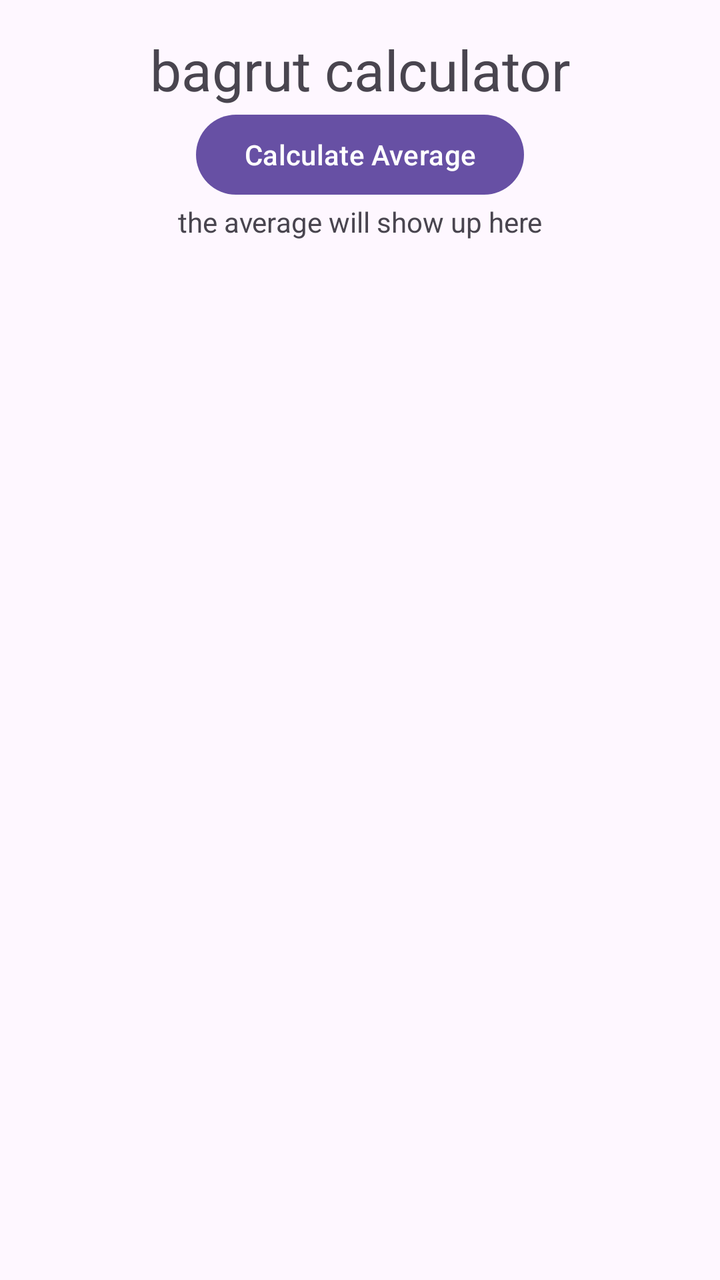
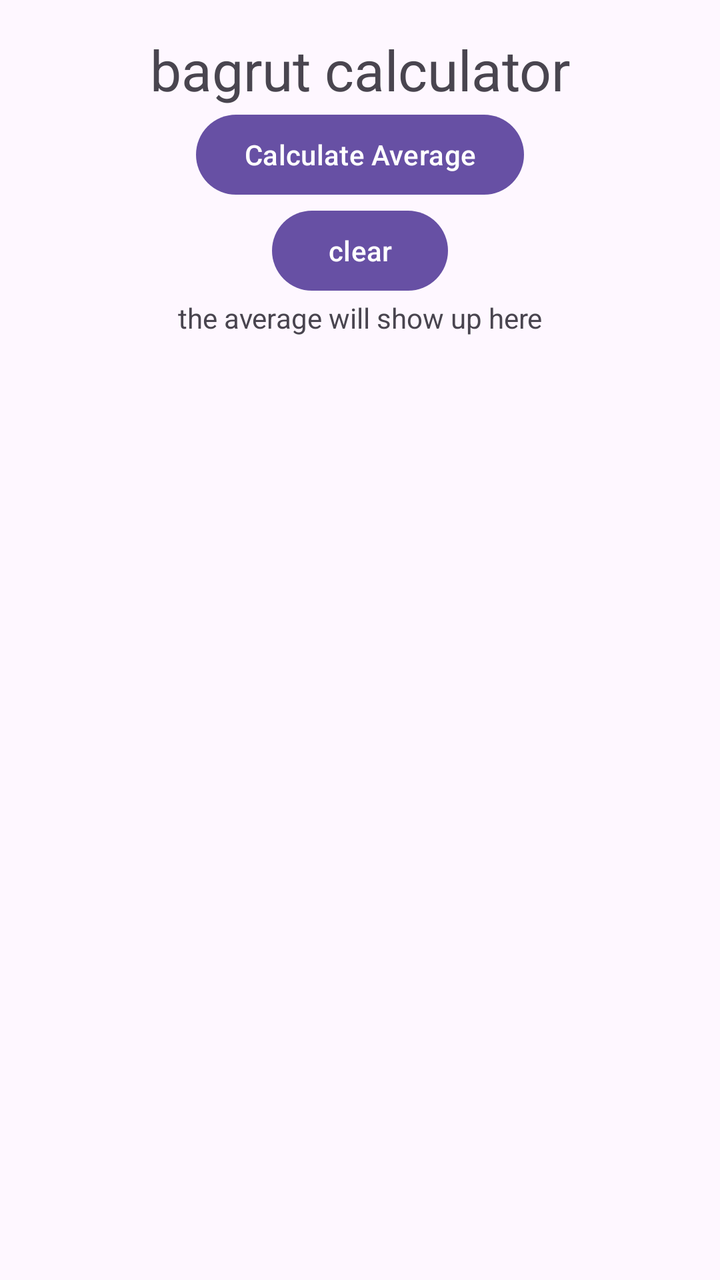

An Android layout rendered at two revisions. The XML below is the earlier revision; the diff shows what the commit changed to produce the second picture.
<!-- AndroidManifest.xml: application theme Theme.GradeAverage -->
<!-- res/layout/activity_main.xml -->
<?xml version="1.0" encoding="utf-8"?>
<LinearLayout xmlns:android="http://schemas.android.com/apk/res/android"
    android:id="@+id/main"
    android:layout_width="match_parent"
    android:layout_height="match_parent"
    android:orientation="vertical"
    android:padding="16dp">


    <TextView
        android:id="@+id/tvTitle"
        android:layout_width="match_parent"
        android:layout_height="wrap_content"
        android:textSize="28sp"
        android:gravity="center"
        android:text="bagrut calculator" />
    <LinearLayout
        android:layout_width="match_parent"
        android:layout_height="wrap_content"
        android:orientation="vertical"
        android:id="@+id/subjectsLayout">
    </LinearLayout>
    <Button
        android:id="@+id/btnCalc"
        android:layout_width="wrap_content"
        android:layout_height="wrap_content"
        android:layout_gravity="center"
        android:text="Calculate Average" />
    <TextView
        android:id="@+id/tvResult"
        android:layout_width="match_parent"
        android:layout_height="wrap_content"
        android:text="the average will show up here"
        android:gravity="center"/>

</LinearLayout>
<!-- resources referenced by this layout -->
<resources>
  <style name="Theme.GradeAverage" parent="Base.Theme.GradeAverage" />
  <style name="Base.Theme.GradeAverage" parent="Theme.Material3.DayNight.NoActionBar">
          
          
      </style>
</resources>

<!-- the commit's change to res/layout/activity_main.xml (unified diff, before → after) -->
@@ -26,6 +26,12 @@
         android:layout_height="wrap_content"
         android:layout_gravity="center"
         android:text="Calculate Average" />
+    <Button
+        android:id="@+id/btnClear"
+        android:layout_width="wrap_content"
+        android:layout_height="wrap_content"
+        android:layout_gravity="center"
+        android:text="clear" />
     <TextView
         android:id="@+id/tvResult"
         android:layout_width="match_parent"
